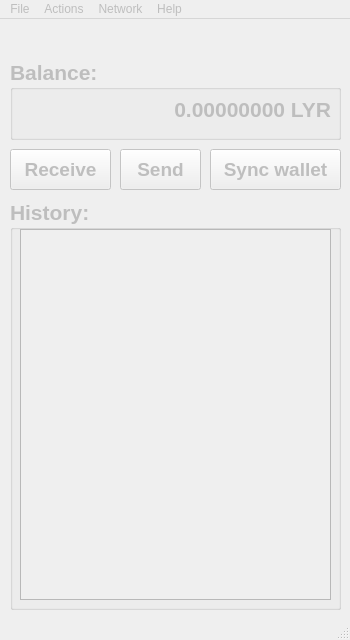
This is mainwindow.ui in MorgothCreator/lyra-gui-wallet as Qt 5 draws it before an edit. The edited form follows.
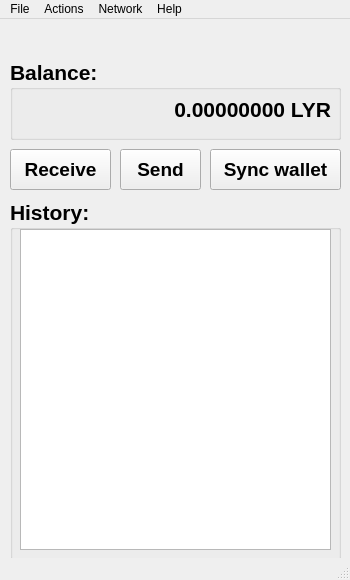
This is the edited form.

```diff
--- a/mainwindow.ui
+++ b/mainwindow.ui
@@ -3,26 +3,26 @@
  <class>MainWindow</class>
  <widget class="QMainWindow" name="MainWindow">
   <property name="enabled">
-   <bool>false</bool>
+   <bool>true</bool>
   </property>
   <property name="geometry">
    <rect>
     <x>0</x>
     <y>0</y>
     <width>350</width>
-    <height>640</height>
+    <height>580</height>
    </rect>
   </property>
   <property name="minimumSize">
    <size>
     <width>350</width>
-    <height>640</height>
+    <height>580</height>
    </size>
   </property>
   <property name="maximumSize">
    <size>
     <width>350</width>
-    <height>640</height>
+    <height>580</height>
    </size>
   </property>
   <property name="windowTitle">
@@ -83,7 +83,7 @@
       <x>10</x>
       <y>180</y>
       <width>331</width>
-      <height>411</height>
+      <height>361</height>
      </rect>
     </property>
     <property name="font">
@@ -105,7 +105,7 @@
        <x>10</x>
        <y>30</y>
        <width>311</width>
-       <height>371</height>
+       <height>321</height>
       </rect>
      </property>
      <property name="locale">
```
Left out of the diff: 1 changed line with no effect on the pictures.
